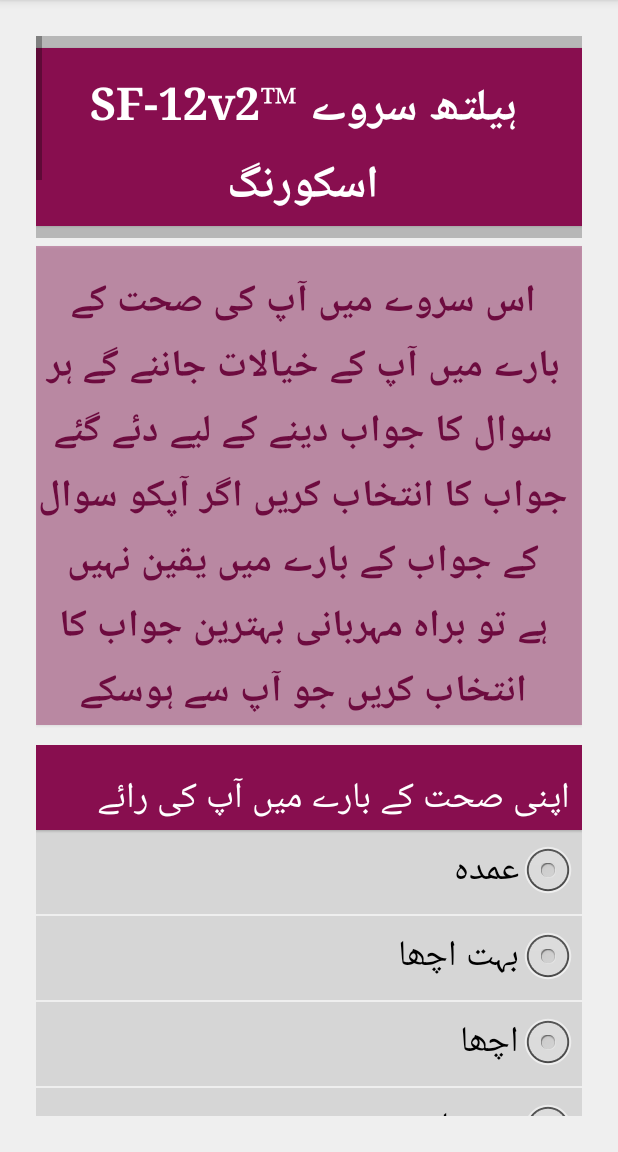
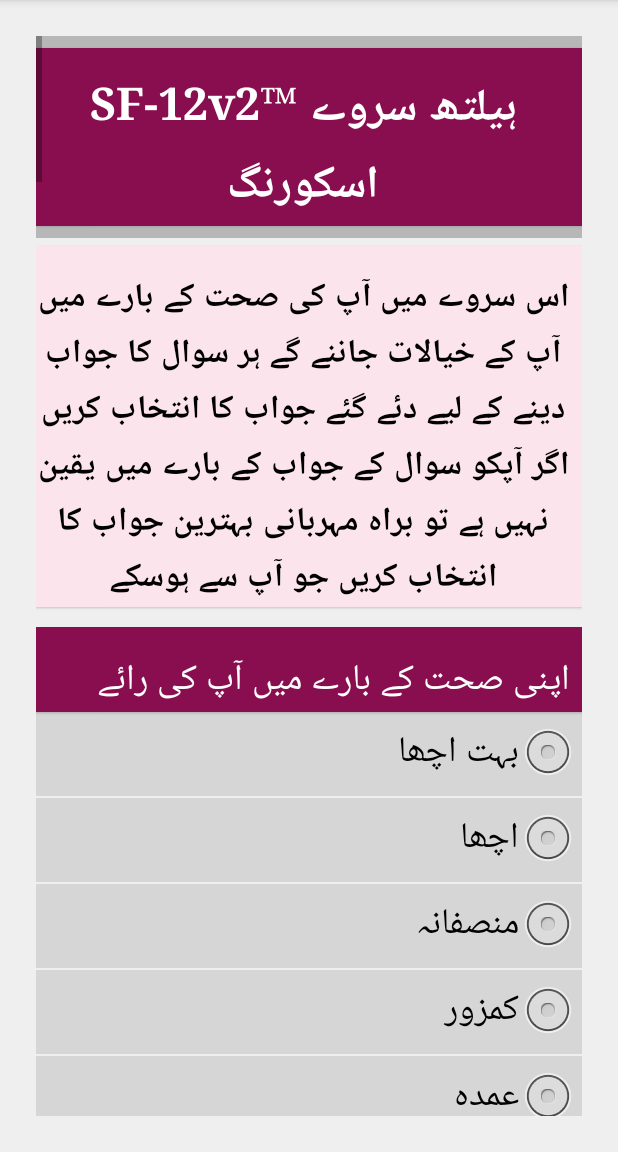
Before and after one commit to shznaqvi/LEAP1-SF-12v2, an Android app: the SectionAActivity screen opened directly, with no data from a screen before it, on a phone screen of 412 x 824 dp, the part 84-1236 px from its top. Run offline under Robolectric (Android 15) with nearby library versions, the phone set to English and light mode, and no system bars; our stand-ins replace ButterKnife; Roboto replaces fonts that are not available here.

Commit message:
Section A validation changes

```diff
--- a/app/src/main/res/layout/activity_section_a.xml
+++ b/app/src/main/res/layout/activity_section_a.xml
@@ -38,11 +38,11 @@
             android:layout_height="wrap_content"
             android:layout_marginBottom="5dp"
             android:layout_marginTop="5dp"
-            android:background="@color/colorPrimaryAlpha"
+            android:background="@color/pink_100"
             android:text="@string/sfsub1"
             android:textAlignment="center"
-            android:textColor="@color/colorPrimaryDark"
-            android:textSize="25sp"
+            android:textColor="@color/black"
+            android:textSize="22sp"
             android:textStyle="bold"
             tools:typeface="serif" />
 
@@ -56,13 +56,6 @@
             android:id="@+id/sf01"
             android:layout_width="match_parent"
             android:layout_height="wrap_content">
-
-            <RadioButton
-                android:id="@+id/sf01a"
-                android:layout_width="match_parent"
-                android:layout_height="wrap_content"
-                android:layout_marginBottom="1dp"
-                android:text="@string/sf01a" />
 
             <RadioButton
                 android:id="@+id/sf01b"
@@ -91,6 +84,13 @@
                 android:layout_height="wrap_content"
                 android:layout_marginBottom="1dp"
                 android:text="@string/sf01e" />
+
+            <RadioButton
+                android:id="@+id/sf01a"
+                android:layout_width="match_parent"
+                android:layout_height="wrap_content"
+                android:layout_marginBottom="1dp"
+                android:text="@string/sf01a" />
 
         </RadioGroup>
 
```
Also changed, not shown: app/src/main/java/edu/aku/hassannaqvi/leap1sf_12v2/activities/SectionAActivity.java (+13 -0 lines), 1 other file.
